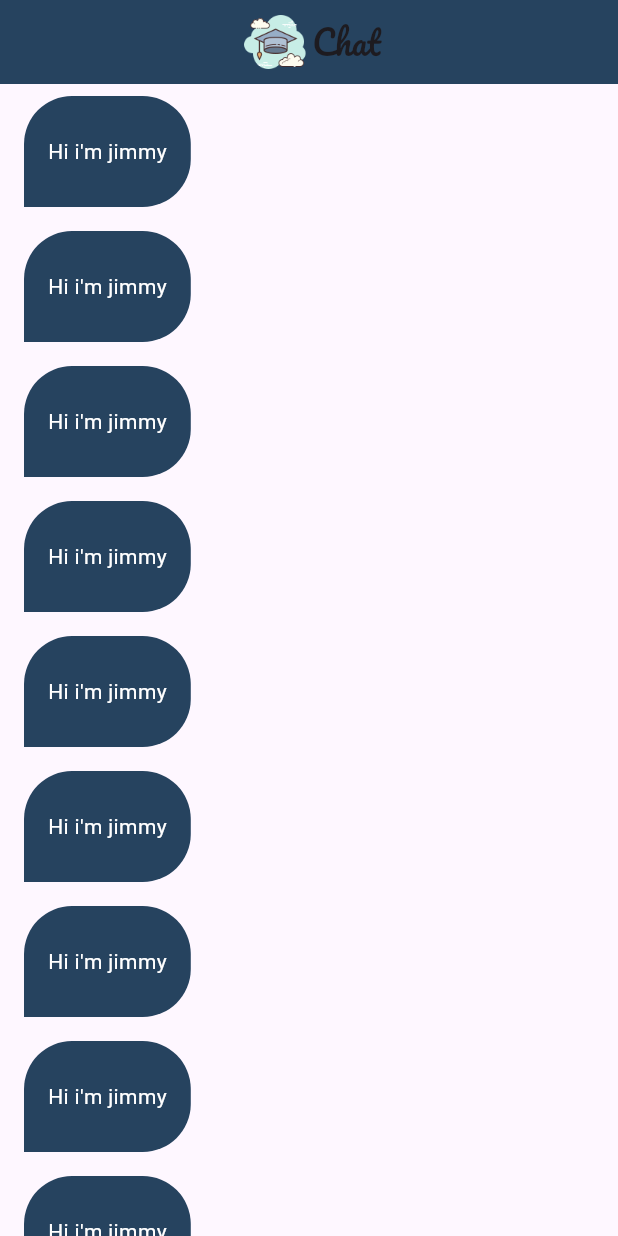
After one commit to ahmedgamalz/chat_app, a Flutter app: the ChatPage screen opened by its route, on a phone screen of 412 x 824 dp. The commit adds this screen. Run offline on Flutter 3.47's test engine with Material 3 defaults, Android fonts, the phone set to English and light mode, and no system bars; our stand-ins replace firebase_auth, firebase_core, modal_progress_hud_nsn; accounts and stored records are empty.

Commit message:
finish auth & chat page

```diff
--- a/lib/constants.dart
+++ b/lib/constants.dart
@@ -1,3 +1,4 @@
 import 'package:flutter/material.dart';
 
 const kPrimaryColor = Color(0xFF26435F);
+const kLogo = 'assets/images/scholar.png';
--- /dev/null
+++ b/lib/customWidgets/customChatBubble.dart
@@ -0,0 +1,29 @@
+import 'package:chat_app/constants.dart';
+import 'package:flutter/material.dart';
+
+class ChatBubble extends StatelessWidget {
+  const ChatBubble({
+    super.key,
+  });
+
+  @override
+  Widget build(BuildContext context) {
+    return Align(
+      alignment: Alignment.centerLeft,
+      child: Container(
+        padding: EdgeInsets.only(top: 27, bottom: 27, right: 16, left: 16),
+        margin: EdgeInsets.symmetric(horizontal: 16, vertical: 8),
+        decoration: BoxDecoration(
+            borderRadius: BorderRadius.only(
+                bottomRight: Radius.circular(32),
+                topRight: Radius.circular(32),
+                topLeft: Radius.circular(32)),
+            color: kPrimaryColor),
+        child: Text(
+          'Hi i\'m jimmy',
+          style: TextStyle(color: Colors.white),
+        ),
+      ),
+    );
+  }
+}
--- a/lib/main.dart
+++ b/lib/main.dart
@@ -1,5 +1,6 @@
 import 'package:chat_app/firebase_options.dart';
 import 'package:chat_app/pages/RegisterPage.dart';
+import 'package:chat_app/pages/chat_page.dart';
 import 'package:chat_app/pages/loginPage.dart';
 import 'package:firebase_core/firebase_core.dart';
 import 'package:flutter/material.dart';
@@ -20,10 +21,11 @@ class ChatApp extends StatelessWidget {
     return MaterialApp(
       debugShowCheckedModeBanner: false,
       routes: {
-        'login': (context) => LoginPage(),
+        LoginPage.id: (context) => LoginPage(),
         RegisterPage.id: (context) => RegisterPage(),
+        ChatPage.id: (context) => ChatPage()
       },
-      initialRoute: 'login',
+      initialRoute: LoginPage.id,
     );
   }
 }
--- /dev/null
+++ b/lib/pages/chat_page.dart
@@ -0,0 +1,35 @@
+import 'package:chat_app/constants.dart';
+import 'package:chat_app/customWidgets/customChatBubble.dart';
+import 'package:flutter/material.dart';
+
+class ChatPage extends StatelessWidget {
+  const ChatPage({super.key});
+  static String id = 'chat';
+
+  @override
+  Widget build(BuildContext context) {
+    return Scaffold(
+      appBar: AppBar(
+        backgroundColor: kPrimaryColor,
+        automaticallyImplyLeading: false,
+        title: Row(
+          mainAxisAlignment: MainAxisAlignment.center,
+          children: [
+            Image.asset(
+              kLogo,
+              height: 50,
+            ),
+            Text(
+              'Chat',
+              style: TextStyle(fontFamily: "Pacifico"),
+            )
+          ],
+        ),
+        centerTitle: true,
+      ),
+      body: ListView.builder(
+        itemBuilder: (context, index) => ChatBubble(),
+      ),
+    );
+  }
+}
--- a/pubspec.yaml
+++ b/pubspec.yaml
@@ -37,6 +37,7 @@ dependencies:
   cupertino_icons: ^1.0.2
   firebase_core: ^2.24.2
   firebase_auth: ^4.16.0
+  modal_progress_hud_nsn: ^0.5.1
 
 
 dev_dependencies:
```
Also changed, not shown: lib/customWidgets/customTextField.dart (+7 -2 lines), lib/helper/show_snackBar.dart (added, +9 -0 lines), lib/pages/loginPage.dart (+64 -7 lines), lib/pages/registerPage.dart (+36 -14 lines), pubspec.lock.
